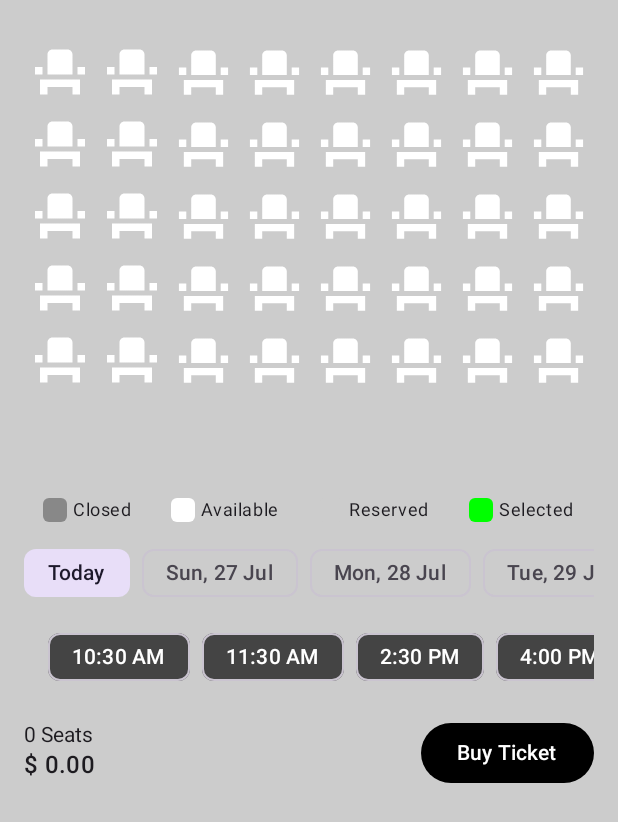
After one commit to sivapraka/notesapp, an Android app built with Jetpack Compose: the composable SeatSelectionScreen called with empty values, on a phone screen of 412 x 824 dp. The commit adds this screen. Shown: the top 822 px of the screen. Run offline under Robolectric (Android 15) with nearby library versions, the phone set to English and light mode, and no system bars; our stand-ins replace Dagger/Hilt's generated code, Room's generated code; network calls fail.

Commit message:
Seat Selection Base Setup Completed.

```diff
--- /dev/null
+++ b/app/src/main/java/com/notesapp/data/local/entity/MovieTimes.kt
@@ -0,0 +1,11 @@
+package com.notesapp.data.local.entity
+
+import androidx.room.Entity
+import androidx.room.PrimaryKey
+
+@Entity(tableName = "movie_time")
+data class MovieTimes(
+    @PrimaryKey val imdbID: Int=0,
+    val title: String="",
+    val time: String
+)
--- /dev/null
+++ b/app/src/main/java/com/notesapp/data/repository/SeatRepositoryImpl.kt
@@ -0,0 +1,52 @@
+package com.notesapp.data.repository
+
+import com.notesapp.domain.model.Seat
+import com.notesapp.domain.model.SeatCategory
+import com.notesapp.domain.model.SeatLayout
+import com.notesapp.domain.model.SeatStatus
+import com.notesapp.domain.repository.SeatRepository
+import javax.inject.Inject
+
+class SeatRepositoryImpl @Inject constructor(): SeatRepository {
+    private val seatLayouts = mutableMapOf<Pair<String, String>, SeatLayout>()
+
+    override suspend fun getSeatLayout(theatreId: String, showId: String): SeatLayout {
+        val key = theatreId to showId
+        return seatLayouts.getOrPut(key) { generateSeatLayout() }
+    }
+    override suspend fun updateSeatSelection(theatreId: String, showId: String, seatId: String): SeatLayout {
+        val key = theatreId to showId
+        val layout = seatLayouts[key] ?: generateSeatLayout()
+        val updatedSeats = layout.seats.map {
+            if (it.id == seatId && it.status != SeatStatus.BOOKED) {
+                it.copy(status = if (it.status == SeatStatus.SELECTED) SeatStatus.AVAILABLE else SeatStatus.SELECTED)
+            } else it
+        }
+        val updatedLayout = layout.copy(seats = updatedSeats)
+        seatLayouts[key] = updatedLayout
+        return updatedLayout
+    }
+    private fun generateSeatLayout(): SeatLayout {
+        val rows = 5
+        val columns = 10
+        val seats = mutableListOf<Seat>()
+        for (row in 0 until rows) {
+            for (col in 0 until columns) {
+                if (col != 4 && col != 5) {
+                    seats.add(
+                        Seat(
+                            id = "$row-$col",
+                            row = row,
+                            column = col,
+                            status = SeatStatus.AVAILABLE,
+                            category = SeatCategory.STANDARD,
+                            price = 220.0f
+                        )
+                    )
+                }
+            }
+        }
+        return SeatLayout(rows, columns, seats, aislePositions = listOf(4, 5))
+    }
+
+}
--- a/app/src/main/java/com/notesapp/di/AppModule.kt
+++ b/app/src/main/java/com/notesapp/di/AppModule.kt
@@ -23,6 +23,7 @@ import com.notesapp.data.repository.MovieDetailsRepositoryImpl
 import com.notesapp.data.repository.MovieRepositoryImpl
 import com.notesapp.data.repository.MovieVideosRepositoryImpl
 import com.notesapp.data.repository.NoteRepositoryImpl
+import com.notesapp.data.repository.SeatRepositoryImpl
 import com.notesapp.data.repository.TimezoneRepositoryImpl
 import com.notesapp.data.repository.UserSettingsRepositoryImpl
 import com.notesapp.domain.repository.AppUpdateRepository
@@ -32,6 +33,7 @@ import com.notesapp.domain.repository.MovieDetailsRepository
 import com.notesapp.domain.repository.MovieRepository
 import com.notesapp.domain.repository.MovieVideosRepository
 import com.notesapp.domain.repository.NoteRepository
+import com.notesapp.domain.repository.SeatRepository
 import com.notesapp.domain.repository.TimezoneRepository
 import com.notesapp.domain.repository.UserSettingsRepository
 import com.notesapp.domain.usecase.AddNotesUseCase
@@ -227,4 +229,8 @@ object AppModule {
         return AppUpdateRepositoryImpl(appUpdateManager)
     }
 
+    @Provides
+    fun provideSeatRepository(): SeatRepository {
+        return SeatRepositoryImpl()
+    }
 }
--- /dev/null
+++ b/app/src/main/java/com/notesapp/domain/model/Seat.kt
@@ -0,0 +1,29 @@
+package com.notesapp.domain.model
+
+
+enum class SeatStatus { CLOSED, AVAILABLE, RESERVED, SELECTED,BOOKED }
+
+data class Seat(
+    val id: String,
+    val row: Int,
+    val column: Int,
+    val status: SeatStatus,
+    val category: SeatCategory = SeatCategory.STANDARD,
+    val price: Float
+)
+
+data class SeatLayout(
+    val rows: Int,
+    val columns: Int,
+    val seats: List<Seat>,
+    val aislePositions: List<Int> = emptyList()
+)
+data class SeatLayout1(
+    val rows: Int,
+    val columns: Int,
+    val seats: List<List<Seat>>
+)
+
+enum class SeatCategory {
+    STANDARD, BALCONY, RECLINER, PRIME
+}
--- /dev/null
+++ b/app/src/main/java/com/notesapp/domain/repository/SeatRepository.kt
@@ -0,0 +1,8 @@
+package com.notesapp.domain.repository
+
+import com.notesapp.domain.model.SeatLayout
+
+interface SeatRepository {
+    suspend fun getSeatLayout(theatreId: String, showId: String): SeatLayout
+    suspend fun updateSeatSelection(theatreId: String, showId: String, seatId: String): SeatLayout
+}
--- /dev/null
+++ b/app/src/main/java/com/notesapp/domain/usecase/GetSeatLayoutUseCase.kt
@@ -0,0 +1,12 @@
+package com.notesapp.domain.usecase
+
+import com.notesapp.domain.model.SeatLayout
+import com.notesapp.domain.repository.SeatRepository
+import javax.inject.Inject
+
+class GetSeatLayoutUseCase @Inject constructor(private val seatRepository: SeatRepository)
+{
+    suspend operator fun invoke(theaterId: String, showTimeId: String): SeatLayout {
+        return seatRepository.getSeatLayout(theaterId, showTimeId)
+    }
+}
--- a/app/src/main/java/com/notesapp/presentation/home/movidedetails/MovieBanner.kt
+++ b/app/src/main/java/com/notesapp/presentation/home/movidedetails/MovieBanner.kt
@@ -45,9 +45,9 @@ fun MovieBanner(backdropUrl: String, posterUrl: String) {
 
 
 @Composable
-fun BookButton() {
+fun BookButton(onClicked:() -> Unit) {
     Button(
-        onClick = { /* Navigate to booking flow */ },
+        onClick = onClicked,
         modifier = Modifier
             .fillMaxWidth()
             .padding(16.dp)
--- /dev/null
+++ b/app/src/main/java/com/notesapp/presentation/seatselection/MovieTime.kt
@@ -0,0 +1,27 @@
+package com.notesapp.presentation.seatselection
+
+import androidx.compose.foundation.layout.*
+import androidx.compose.material3.*
+import androidx.compose.runtime.Composable
+import androidx.compose.ui.Modifier
+import androidx.compose.ui.graphics.Color
+import androidx.compose.ui.unit.dp
+import com.notesapp.data.local.entity.MovieTimes
+import kotlin.collections.forEach
+
+
+@Composable
+fun MovieTime(genres: List<MovieTimes>) {
+    FlowRow(
+        modifier = Modifier.padding(horizontal = 16.dp),
+        horizontalArrangement = Arrangement.spacedBy(8.dp)
+    ) {
+        genres.forEach {
+            AssistChip(
+                onClick = {},
+                label = { Text(it.time, color = Color.White) },
+                colors = AssistChipDefaults.assistChipColors(containerColor = Color.DarkGray)
+            )
+        }
+    }
+}
--- /dev/null
+++ b/app/src/main/java/com/notesapp/presentation/seatselection/SeatItem.kt
@@ -0,0 +1,51 @@
+package com.notesapp.presentation.seatselection
+
+import androidx.compose.foundation.clickable
+import androidx.compose.foundation.layout.size
+import androidx.compose.material.icons.Icons
+import androidx.compose.material.icons.filled.EventSeat
+import androidx.compose.material3.Icon
+import androidx.compose.runtime.Composable
+import androidx.compose.ui.Modifier
+import androidx.compose.ui.graphics.Color
+import androidx.compose.ui.unit.dp
+import com.notesapp.domain.model.Seat
+import com.notesapp.domain.model.SeatCategory
+import com.notesapp.domain.model.SeatStatus
+
+
+@Composable
+fun SeatItem(seat: Seat, modifier: Modifier, onSeatClick: () -> Unit) {
+    val seatColor = when (seat.status) {
+        SeatStatus.CLOSED -> Color.Red
+        SeatStatus.RESERVED -> Color.DarkGray
+        SeatStatus.AVAILABLE -> when (seat.category) {
+            SeatCategory.STANDARD -> Color.White
+            SeatCategory.RECLINER -> Color.Cyan
+            SeatCategory.BALCONY -> Color.Magenta
+            SeatCategory.PRIME -> Color.Yellow
+        }
+
+        SeatStatus.SELECTED -> Color.Green
+        SeatStatus.BOOKED -> Color.Blue
+    }
+
+    val enabled = seat.status == SeatStatus.AVAILABLE || seat.status == SeatStatus.SELECTED
+    Icon(
+        imageVector = Icons.Filled.EventSeat,
+        contentDescription = "Seat",
+        tint = seatColor,
+        modifier = modifier
+            .size(40.dp)
+            .clickable(enabled = enabled) { onSeatClick() }
+    )
+
+    /*    Box(
+            modifier = Modifier
+                .size(28.dp)
+                .clip(RoundedCornerShape(4.dp))
+                .background(color)
+                .clickable(enabled = seat.status == SeatStatus.AVAILABLE
+                        || seat.status == SeatStatus.SELECTED) { onSeatClick() }
+        )*/
+}
--- /dev/null
+++ b/app/src/main/java/com/notesapp/presentation/seatselection/SeatLegend.kt
@@ -0,0 +1,24 @@
+package com.notesapp.presentation.seatselection
+
+import androidx.compose.foundation.*
+import androidx.compose.foundation.layout.*
+import androidx.compose.foundation.shape.*
+import androidx.compose.material3.*
+import androidx.compose.runtime.*
+import androidx.compose.ui.Alignment
+import androidx.compose.ui.Modifier
+import androidx.compose.ui.graphics.*
+import androidx.compose.ui.unit.dp
+
+@Composable
+fun SeatLegend(label: String, color: Color) {
+    Row(verticalAlignment = Alignment.CenterVertically) {
+        Box(
+            modifier = Modifier
+                .size(16.dp)
+                .background(color, RoundedCornerShape(4.dp))
+        )
+        Spacer(modifier = Modifier.width(4.dp))
+        Text(label, style = MaterialTheme.typography.bodySmall)
+    }
+}
--- /dev/null
+++ b/app/src/main/java/com/notesapp/presentation/seatselection/SeatSelectionScreen.kt
@@ -0,0 +1,230 @@
+package com.notesapp.presentation.seatselection
+
+import android.annotation.SuppressLint
+import androidx.compose.foundation.*
+import androidx.compose.foundation.layout.*
+import androidx.compose.foundation.lazy.grid.*
+import androidx.compose.foundation.shape.*
+import androidx.compose.material.icons.Icons
+import androidx.compose.material.icons.filled.DateRange
+import androidx.compose.material3.*
+import androidx.compose.runtime.*
+import androidx.compose.ui.Alignment
+import androidx.compose.ui.Modifier
+import androidx.compose.ui.graphics.Color
+import androidx.compose.ui.platform.LocalContext
+import androidx.compose.ui.unit.*
+import androidx.hilt.navigation.compose.hiltViewModel
+import com.notesapp.data.local.entity.MovieTimes
+import com.notesapp.domain.model.Seat
+import com.notesapp.domain.model.SeatCategory
+import com.notesapp.domain.model.SeatLayout
+import com.notesapp.domain.model.SeatLayout1
+import com.notesapp.domain.model.SeatStatus
+import java.time.LocalDate
+import java.time.ZoneId
+import java.time.format.DateTimeFormatter
+import kotlin.random.Random
+
+@SuppressLint("NewApi")
+@Composable
+fun SeatSelectionScreen(
+    movieId: Int,
+    theatreId: String,
+    showId: String,
+    viewModel: SeatSelectionViewModel = hiltViewModel(),
+    onBuyTicketClick: () -> Unit
+) {
+    val uiState by viewModel.uiState.collectAsState()
+    var selectedDate by remember { mutableStateOf(LocalDate.now()) }
+    val context = LocalContext.current
+    val upcomingDates = remember { (0..3).map { LocalDate.now().plusDays(it.toLong()) } }
+    val today = LocalDate.now()
+    val maxDate = today.plusWeeks(1)
+    // Initial load of seat layout
+    LaunchedEffect(Unit) {
+        viewModel.loadSeats(theatreId, showId)
+    }
+
+    Column(
+        modifier = Modifier
+            .fillMaxSize()
+            .background(Color.LightGray)
+            .padding(16.dp),
+                horizontalAlignment = Alignment.CenterHorizontally) {
+
+      //  ScreenArc()
+
+        Spacer(modifier = Modifier.height(8.dp))
+
+        LazyVerticalGrid(
+            columns = GridCells.Fixed(8),
+            modifier = Modifier
+                .height(300.dp)
+                .fillMaxWidth(),
+            contentPadding = PaddingValues(4.dp),
+            verticalArrangement = Arrangement.spacedBy(8.dp),
+            horizontalArrangement = Arrangement.spacedBy(8.dp)
+        ) {
+            items(uiState.seats) { seat ->
+                SeatItem(
+                    seat = seat, modifier = Modifier,
+                    onSeatClick = { viewModel.onSeatClick(seat.id) }
+                )
+            }
+        }
+
+       // SeatBookingScreen()
+
+        Spacer(modifier = Modifier.height(8.dp))
+
+        Row(
+            modifier = Modifier.fillMaxWidth(),
+            horizontalArrangement = Arrangement.SpaceAround
+        ) {
+            SeatLegend("Closed", Color.Gray)
+            SeatLegend("Available", Color.White)
+            SeatLegend("Reserved", Color.LightGray)
+            SeatLegend("Selected", Color.Green)
+        }
+
+        Spacer(modifier = Modifier.height(10.dp))
+
+        Row(
+            modifier = Modifier
+                .fillMaxWidth()
+                .horizontalScroll(rememberScrollState()),
+            horizontalArrangement = Arrangement.spacedBy(8.dp)
+        ) {
+            upcomingDates.forEach { date ->
+                FilterChip(
+                    selected = selectedDate == date,
+                    onClick = { selectedDate = date },
+                    label = {
+                        Text(
+                            if (date == LocalDate.now()) "Today"
+                            else date.format(DateTimeFormatter.ofPattern("EEE, dd MMM"))
+                        )
+                    }
+                )
+            }
+            // Add DatePicker icon to the right
+            IconButton(
+                onClick = {
+                    val datePicker = android.app.DatePickerDialog(
+                        context,
+                        { _, year, month, dayOfMonth ->
+                            selectedDate = LocalDate.of(year, month + 1, dayOfMonth)
+                        },
+                        selectedDate.year,
+                        selectedDate.monthValue - 1,
+                        selectedDate.dayOfMonth
+                    )
+                    datePicker.datePicker.minDate = System.currentTimeMillis()
+                    val zone = ZoneId.systemDefault()
+                    val maxMillis = maxDate.atStartOfDay(zone).toInstant().toEpochMilli()
+                    datePicker.datePicker.maxDate = maxMillis
+                    datePicker.show()
+                }
+            ) {
+                Icon(
+                    imageVector = Icons.Default.DateRange,
+                    contentDescription = "Pick a date"
+                )
+            }
+        }
+
+        Row(
+            horizontalArrangement = Arrangement.SpaceEvenly,
+            modifier = Modifier
+                .fillMaxWidth()
+                .padding(vertical = 8.dp)
+                .horizontalScroll(rememberScrollState()),
+        ) {
+            val movieList = listOf(
+                MovieTimes(time = "10:30 AM"),
+                MovieTimes(time = "11:30 AM"),
+                MovieTimes(time = "2:30 PM"),
+                MovieTimes(time = "4:00 PM"),
+                MovieTimes(time = "7:20 PM"),
+                MovieTimes(time = "8:45 PM"),
+                MovieTimes(time = "9:30 PM")
+            )
+            MovieTime(movieList)
+        }
+
+        Spacer(modifier = Modifier.height(8.dp))
+
+        Row(
+            modifier = Modifier.fillMaxWidth(),
+            horizontalArrangement = Arrangement.SpaceBetween,
+            verticalAlignment = Alignment.CenterVertically
+        ) {
+            Column {
+                Text("${uiState.selectedSeats.size} Seats")
+                Text(
+                    text = "$ ${"%.2f".format(uiState.totalPrice)}",
+                    style = MaterialTheme.typography.titleMedium
+                )
+            }
+
+            Button(
+                onClick = onBuyTicketClick,
+                shape = RoundedCornerShape(20.dp),
+                colors = ButtonDefaults.buttonColors(containerColor = Color.Black)
+            ) {
+                Text("Buy Ticket", color = Color.White)
+            }
+        }
+    }
+}
+
+
+
+@Composable
+fun SeatBookingScreen() {
+    var seatLayout by remember { mutableStateOf(generateSampleSeatLayout()) }
+
+    DynamicCurvedSeatLayout(seatLayout = seatLayout) { clickedSeat ->
+        seatLayout = seatLayout.copy(
+            seats = seatLayout.seats.map { row ->
+                row.map { seat ->
+                    if (seat.id == clickedSeat.id) {
+                        seat.copy(
+                            status = if (seat.status == SeatStatus.SELECTED) SeatStatus.AVAILABLE else SeatStatus.SELECTED
+                        )
+                    } else seat
+                }
+            }
+        )
+    }
+}
+
+
+fun generateSampleSeatLayout(): SeatLayout1
+{
+    val rows = 7
+    val seatLayout = mutableListOf<List<Seat>>()
+    val random = Random(System.currentTimeMillis())
+
+    for (row in 0 until rows) {
+        val columns = 5 + row * 2 // More seats per lower row for curve effect
+        val rowSeats = List(columns) { col ->
+            Seat(
+                id = "R$row-C$col",
+                row = row,
+                column = col,
+                status = SeatStatus.AVAILABLE,
+                category = SeatCategory.STANDARD,
+                price = 150f
+            )
+        }
+        seatLayout.add(rowSeats)
+    }
+
+    return SeatLayout1(
+        rows = rows,
+        columns = seatLayout.maxOf { it.size },
+        seats = seatLayout
+    )
+}
--- /dev/null
+++ b/app/src/main/java/com/notesapp/presentation/seatselection/SeatSelectionViewModel.kt
@@ -0,0 +1,60 @@
+package com.notesapp.presentation.seatselection
+
+import androidx.lifecycle.ViewModel
+import androidx.lifecycle.viewModelScope
+import com.notesapp.domain.model.SeatLayout
+import com.notesapp.domain.model.SeatStatus
+import com.notesapp.domain.usecase.GetSeatLayoutUseCase
+import com.notesapp.domain.usecase.ToggleSeatSelectionUseCase
+import dagger.hilt.android.lifecycle.HiltViewModel
+import kotlinx.coroutines.flow.*
+import kotlinx.coroutines.launch
+import javax.inject.Inject
+
+@HiltViewModel
+class SeatSelectionViewModel @Inject constructor(
+    private val getSeatsUseCase: GetSeatLayoutUseCase,
+    private val toggleSeatSelectionUseCase: ToggleSeatSelectionUseCase
+) : ViewModel() {
+
+    private val _uiState = MutableStateFlow(SeatUiState())
+    val uiState: StateFlow<SeatUiState> = _uiState.asStateFlow()
+    private val MAX_SELECTION_LIMIT = 6
+    private var theatreId: String = ""
+    private var showId: String = ""
+    private var fullSeatLayout: SeatLayout? = null
+
+    fun loadSeats(tId: String, sId: String) {
+        theatreId = tId
+        showId = sId
+        viewModelScope.launch {
+            fullSeatLayout = getSeatsUseCase(theatreId, showId)
+            _uiState.value = buildUiState(fullSeatLayout!!)
+        }
+    }
+
+    fun onSeatClick(seatId: String) {
+        viewModelScope.launch {
+            val seat = fullSeatLayout?.seats?.find { it.id == seatId } ?: return@launch
+            val selectedSeatsCount = fullSeatLayout?.seats?.count { it.status == SeatStatus.SELECTED } ?: 0
+
+            if (seat.status == SeatStatus.AVAILABLE && selectedSeatsCount >= MAX_SELECTION_LIMIT) {
+                // Limit reached — maybe show a toast/snackbar via side effect or emit error
+                return@launch
+            }
+
+            fullSeatLayout = toggleSeatSelectionUseCase(theatreId, showId, seatId)
+            _uiState.value = buildUiState(fullSeatLayout!!)
+        }
+    }
+
+    private fun buildUiState(layout: SeatLayout): SeatUiState {
+        val selectedSeats = layout.seats.filter { it.status == SeatStatus.SELECTED }
+        val pricePerSeat = 120.0 // You can customize this
+        return SeatUiState(
+            seats = layout.seats,
+            selectedSeats = selectedSeats,
+            totalPrice = selectedSeats.size * pricePerSeat
+        )
+    }
+}
--- /dev/null
+++ b/app/src/main/java/com/notesapp/presentation/seatselection/SeatUiState.kt
@@ -0,0 +1,10 @@
+package com.notesapp.presentation.seatselection
+
+import com.notesapp.domain.model.Seat
+
+
+data class SeatUiState(
+    val seats: List<Seat> = emptyList(),
+    val selectedSeats: List<Seat> = emptyList(),
+    val totalPrice: Double = 0.0
+)
```
Also changed, not shown: app/src/main/java/com/notesapp/domain/usecase/ToggleSeatSelectionUseCase.kt (added, +31 -0 lines), app/src/main/java/com/notesapp/presentation/home/movidedetails/MovieDetailScreen.kt (+20 -7 lines), app/src/main/java/com/notesapp/presentation/navigation/NavigationGraph.kt (+29 -1 lines), app/src/main/java/com/notesapp/presentation/seatselection/DynamicSeatLayout.kt (added, +71 -0 lines), app/src/main/java/com/notesapp/presentation/seatselection/ScreenArc.kt (added, +29 -0 lines).
